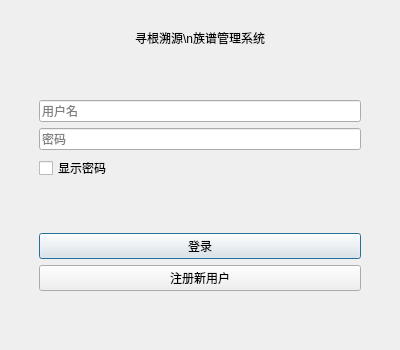
abstract251/sql, file Family/ui/login_dialog.ui: the form before one commit.
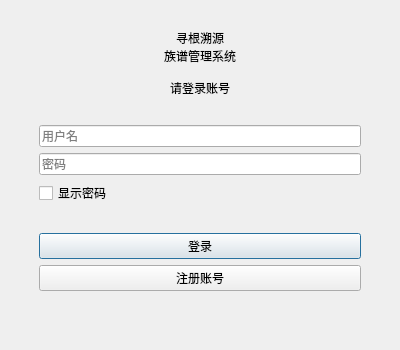
The form after the commit.

Commit message: 部分UI更正

What changed in the file:
```diff
--- a/Family/ui/login_dialog.ui
+++ b/Family/ui/login_dialog.ui
@@ -30,7 +30,10 @@
      <item>
       <widget class="QLabel" name="titleLabel">
        <property name="text">
-       <string>寻根溯源\n族谱管理系统</string>
+        <string>寻根溯源
+族谱管理系统
+
+请登录账号</string>
       </property>
        <property name="alignment">
         <set>Qt::AlignCenter</set>
@@ -103,7 +106,7 @@
        <item>
         <widget class="QPushButton" name="registerPushButton_2">
          <property name="text">
-          <string>注册新用户</string>
+        <string>注册账号</string>
          </property>
         </widget>
        </item>
```
Left out of the diff: 23 changed lines with no effect on the pictures. Lines whose indentation alone changed are shown as unchanged. The commit also changes 2 other files.
